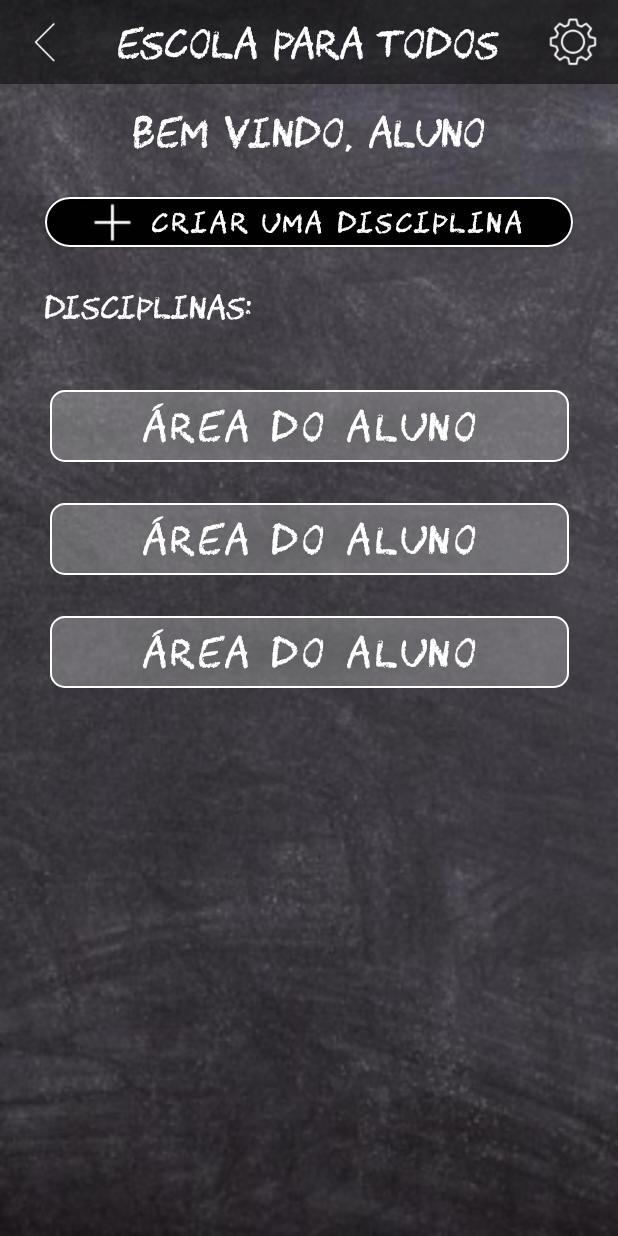
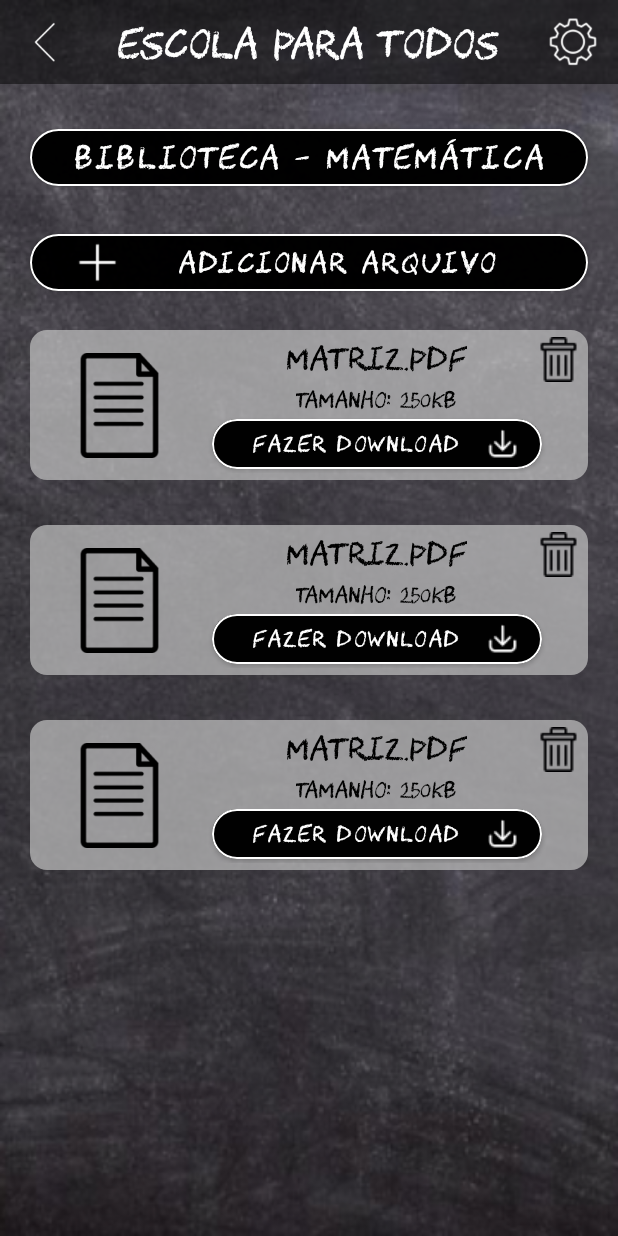
Before and after one commit to jisellevms/Escola-para-todos, an Android app: the layout activity_library_screen.xml on its own in the app's theme, with its tools: preview values and no code run, on a phone screen of 412 x 824 dp. Run offline under Robolectric (Android 15) with nearby library versions, the phone set to English and light mode, and no system bars.

Commit message:
finalizando tela de biblioteca

```diff
--- a/app/src/main/AndroidManifest.xml
+++ b/app/src/main/AndroidManifest.xml
@@ -9,6 +9,9 @@
         android:roundIcon="@mipmap/ic_launcher_round"
         android:supportsRtl="true"
         android:theme="@style/Theme.EscolaParaTodos">
+        <activity
+            android:name=".LibraryScreen"
+            android:exported="false" />
         <activity
             android:name=".DisciplineScreen"
             android:exported="false" />
--- /dev/null
+++ b/app/src/main/res/drawable/linear_custom.xml
@@ -0,0 +1,22 @@
+<?xml version="1.0" encoding="utf-8"?>
+<shape
+    xmlns:android="http://schemas.android.com/apk/res/android"
+    android:shape="rectangle"   >
+
+    <solid
+        android:color="#b3c4c4c4" >
+    </solid>
+
+
+    <padding
+        android:left="5dp"
+        android:top="5dp"
+        android:right="5dp"
+        android:bottom="5dp"    >
+    </padding>
+
+    <corners
+        android:radius="11dp"   >
+    </corners>
+
+</shape>
--- a/app/src/main/res/layout/activity_disciplines_screen.xml
+++ b/app/src/main/res/layout/activity_library_screen.xml
@@ -4,73 +4,68 @@
     xmlns:tools="http://schemas.android.com/tools"
     android:layout_width="match_parent"
     android:layout_height="match_parent"
-    tools:context=".DisciplinesScreen"
+    tools:context=".LibraryScreen"
     android:background="@drawable/background">
 
     <include
-        android:id="@+id/include"
         layout="@layout/toolbar"
-        tools:layout_editor_absoluteX="1dp"
+        tools:layout_editor_absoluteX="0dp"
         tools:layout_editor_absoluteY="0dp" />
 
-    <TextView
-        android:id="@+id/textView12"
-        android:layout_width="wrap_content"
-        android:layout_height="wrap_content"
-        android:layout_marginTop="70dp"
+    <Button
+        android:id="@+id/btnLogin"
+        android:layout_width="match_parent"
+        android:layout_height="50dp"
+        android:layout_marginStart="20dp"
+        android:layout_marginTop="80dp"
+        android:layout_marginEnd="20dp"
+        android:backgroundTint="#e6000000"
+        android:clickable="false"
         android:fontFamily="@font/chawp"
-        android:text="@string/bemVindo"
-        android:textColor="@color/white"
-        android:textSize="25sp"
+        android:text="Biblioteca - Matemática"
+        android:textSize="20sp"
+        app:cornerRadius="20dp"
         app:layout_constraintEnd_toEndOf="parent"
         app:layout_constraintStart_toStartOf="parent"
-        app:layout_constraintTop_toTopOf="@+id/include" />
+        app:layout_constraintTop_toTopOf="parent"
+        app:strokeColor="@color/white"
+        app:strokeWidth="1dp" />
 
     <Button
         android:id="@+id/button3"
         android:layout_width="match_parent"
-        android:layout_height="45dp"
-        android:layout_marginStart="30dp"
+        android:layout_height="50dp"
+        android:layout_marginStart="20dp"
         android:layout_marginTop="20dp"
-        android:layout_marginEnd="30dp"
+        android:layout_marginEnd="20dp"
         android:backgroundTint="#e6000000"
         android:drawableLeft="@drawable/adicao_branco"
         android:fontFamily="@font/chawp"
         android:paddingStart="30dp"
         android:paddingEnd="30dp"
-        android:text="@string/criarDisciplina"
+        android:text="Adicionar arquivo"
         android:textSize="18sp"
         android:visibility="visible"
         app:cornerRadius="20dp"
         app:layout_constraintEnd_toEndOf="parent"
+        app:layout_constraintHorizontal_bias="1.0"
         app:layout_constraintStart_toStartOf="parent"
-        app:layout_constraintTop_toBottomOf="@+id/textView12"
+        app:layout_constraintTop_toBottomOf="@+id/btnLogin"
         app:strokeColor="@color/white"
         app:strokeWidth="1dp"
         tools:ignore="TouchTargetSizeCheck" />
 
-    <TextView
-        android:id="@+id/textView14"
-        android:layout_width="wrap_content"
-        android:layout_height="wrap_content"
-        android:layout_marginStart="30dp"
+    <androidx.recyclerview.widget.RecyclerView
+        android:id="@+id/listConteudos"
+        android:layout_width="0dp"
+        android:layout_height="0dp"
+        android:layout_marginStart="20dp"
         android:layout_marginTop="20dp"
-        android:fontFamily="@font/chawp"
-        android:text="@string/disciplinas"
-        android:textColor="@color/white"
-        android:textSize="20sp"
-        app:layout_constraintStart_toStartOf="parent"
-        app:layout_constraintTop_toBottomOf="@+id/button3" />
-
-    <androidx.recyclerview.widget.RecyclerView
-        android:id="@+id/listaDisciplinas"
-        android:layout_width="406dp"
-        android:layout_height="0dp"
-        android:layout_marginTop="20dp"
+        android:layout_marginEnd="20dp"
+        app:layout_constraintBottom_toBottomOf="parent"
         app:layout_constraintEnd_toEndOf="parent"
         app:layout_constraintStart_toStartOf="parent"
-        app:layout_constraintTop_toBottomOf="@+id/textView14"
-        tools:listitem="@layout/item_disciplina" />
-
+        app:layout_constraintTop_toBottomOf="@+id/button3"
+        tools:listitem="@layout/item_conteudo" />
 
 </androidx.constraintlayout.widget.ConstraintLayout>
--- /dev/null
+++ b/app/src/main/res/layout/item_conteudo.xml
@@ -0,0 +1,90 @@
+<?xml version="1.0" encoding="utf-8"?>
+<androidx.constraintlayout.widget.ConstraintLayout xmlns:android="http://schemas.android.com/apk/res/android"
+    xmlns:app="http://schemas.android.com/apk/res-auto"
+    xmlns:tools="http://schemas.android.com/tools"
+    android:layout_width="match_parent"
+    android:layout_height="wrap_content">
+
+    <androidx.appcompat.widget.LinearLayoutCompat
+        android:layout_width="0dp"
+        android:layout_height="100dp"
+        android:layout_marginBottom="30dp"
+        android:background="@drawable/linear_custom"
+        app:layout_constraintBottom_toBottomOf="parent"
+        app:layout_constraintEnd_toEndOf="parent"
+        app:layout_constraintStart_toStartOf="parent"
+        app:layout_constraintTop_toTopOf="parent">
+
+        <androidx.constraintlayout.widget.ConstraintLayout
+            android:layout_width="match_parent"
+            android:layout_height="match_parent">
+
+
+            <ImageView
+                android:id="@+id/imageView7"
+                android:layout_width="wrap_content"
+                android:layout_height="wrap_content"
+                app:layout_constraintEnd_toEndOf="parent"
+                app:layout_constraintTop_toTopOf="parent"
+                app:srcCompat="@drawable/lixeira" />
+
+            <ImageView
+                android:id="@+id/imgIcon"
+                android:layout_width="70dp"
+                android:layout_height="70dp"
+                android:layout_marginStart="20dp"
+                app:layout_constraintBottom_toBottomOf="parent"
+                app:layout_constraintStart_toStartOf="parent"
+                app:layout_constraintTop_toTopOf="parent"
+                app:srcCompat="@drawable/documento_texto" />
+
+            <TextView
+                android:id="@+id/descricao"
+                android:layout_width="wrap_content"
+                android:layout_height="wrap_content"
+                android:fontFamily="@font/chawp"
+                android:text="Matriz.pdf"
+                android:textColor="@color/black"
+                android:textSize="20sp"
+                app:layout_constraintEnd_toEndOf="parent"
+                app:layout_constraintStart_toEndOf="@+id/imgIcon"
+                app:layout_constraintTop_toTopOf="parent" />
+
+            <TextView
+                android:id="@+id/tamanho"
+                android:layout_width="wrap_content"
+                android:layout_height="wrap_content"
+                android:layout_marginTop="4dp"
+                android:fontFamily="@font/chawp"
+                android:text="Tamanho: 250KB"
+                android:textColor="@color/black"
+                android:textSize="14sp"
+                app:layout_constraintEnd_toEndOf="parent"
+                app:layout_constraintStart_toEndOf="@+id/imgIcon"
+                app:layout_constraintTop_toBottomOf="@+id/descricao" />
+
+            <Button
+                android:id="@+id/btnDownload"
+                android:layout_width="220dp"
+                android:layout_height="45dp"
+                android:layout_marginBottom="-3dp"
+                android:backgroundTint="#e6000000"
+                android:drawableRight="@drawable/download"
+                android:fontFamily="@font/chawp"
+                android:text="@string/fazerDownload"
+                android:textSize="14sp"
+                android:visibility="visible"
+                app:cornerRadius="20dp"
+                app:layout_constraintBottom_toBottomOf="parent"
+                app:layout_constraintEnd_toEndOf="parent"
+                app:layout_constraintStart_toEndOf="@+id/imgIcon"
+                app:strokeColor="@color/white"
+                app:strokeWidth="1dp"
+                tools:ignore="TouchTargetSizeCheck" />
+
+
+        </androidx.constraintlayout.widget.ConstraintLayout>
+
+    </androidx.appcompat.widget.LinearLayoutCompat>
+
+</androidx.constraintlayout.widget.ConstraintLayout>
--- a/app/src/main/res/values/strings.xml
+++ b/app/src/main/res/values/strings.xml
@@ -23,6 +23,9 @@
     <string name="aulas">Aulas</string>
     <string name="boletim">Boletim</string>
     <string name="alunos">Alunos</string>
+    <string name="idade">Idade:</string>
+    <string name="formacao">Formação:</string>
+    <string name="fazerDownload">Fazer Download</string>
 
 
 </resources>
```
Also changed, not shown: app/src/main/java/com/jisellemartins/escolaparatodos/DisciplineScreen.java (+12 -0 lines), app/src/main/java/com/jisellemartins/escolaparatodos/LibraryScreen.java (added, +54 -0 lines), app/src/main/java/com/jisellemartins/escolaparatodos/adapter/AdapterConteudo.java (added, +66 -0 lines), app/src/main/java/com/jisellemartins/escolaparatodos/model/Conteudo.java (added, +33 -0 lines), app/src/main/res/layout/activity_discipline_screen.xml (+9 -9 lines), app/src/main/res/layout/activity_register_screen.xml (+76 -7 lines), app/src/main/res/drawable/documento_texto.png (added), app/src/main/res/drawable/download.png (added), app/src/main/res/drawable/download_direto.png (added), app/src/main/res/drawable/imagem.png (added), app/src/main/res/drawable/lixeira.png (added).
